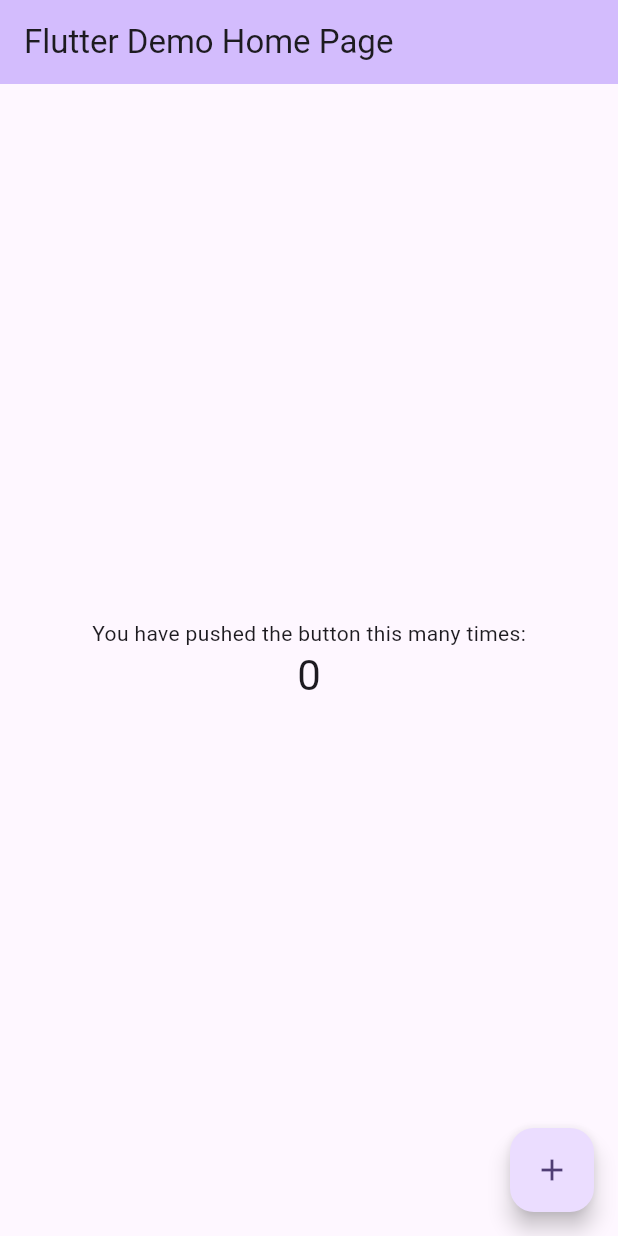
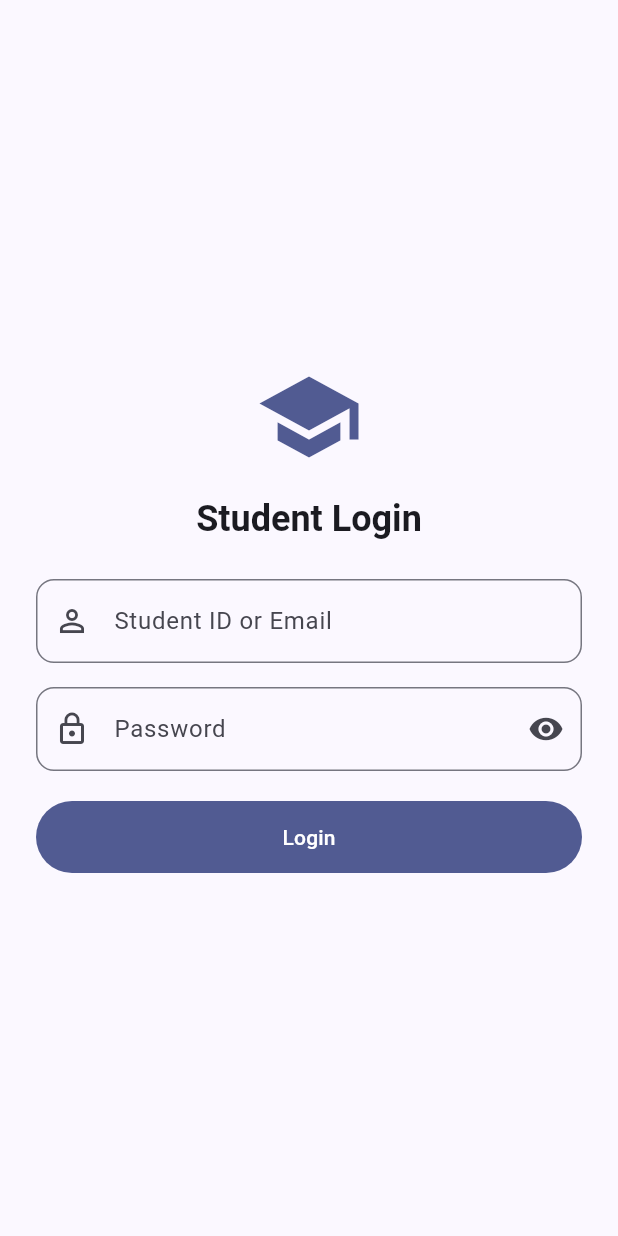
Before and after one commit to Davefgh/ams-student-mobile, a Flutter app: the screen it shows after launch, on a phone screen of 412 x 824 dp. Run offline on Flutter 3.47's test engine with Material 3 defaults, Android fonts, the phone set to English and light mode, and no system bars.

Commit message:
feat: add login form screen

```diff
--- a/lib/main.dart
+++ b/lib/main.dart
@@ -1,122 +1,30 @@
 import 'package:flutter/material.dart';
+import 'screens/login_screen.dart';
 
 void main() {
-  runApp(const MyApp());
+  WidgetsFlutterBinding.ensureInitialized();
+  runApp(const StudentApp());
 }
 
-class MyApp extends StatelessWidget {
-  const MyApp({super.key});
+class StudentApp extends StatelessWidget {
+  const StudentApp({super.key});
 
-  // This widget is the root of your application.
   @override
   Widget build(BuildContext context) {
     return MaterialApp(
-      title: 'Flutter Demo',
+      title: 'AMS Student',
+      debugShowCheckedModeBanner: false,
       theme: ThemeData(
-        // This is the theme of your application.
-        //
-        // TRY THIS: Try running your application with "flutter run". You'll see
-        // the application has a purple toolbar. Then, without quitting the app,
-        // try changing the seedColor in the colorScheme below to Colors.green
-        // and then invoke "hot reload" (save your changes or press the "hot
-        // reload" button in a Flutter-supported IDE, or press "r" if you used
-        // the command line to start the app).
-        //
-        // Notice that the counter didn't reset back to zero; the application
-        // state is not lost during the reload. To reset the state, use hot
-        // restart instead.
-        //
-        // This works for code too, not just values: Most code changes can be
-        // tested with just a hot reload.
-        colorScheme: ColorScheme.fromSeed(seedColor: Colors.deepPurple),
+        colorScheme: ColorScheme.fromSeed(seedColor: Colors.indigo),
+        useMaterial3: true,
+        inputDecorationTheme: InputDecorationTheme(
+          border: OutlineInputBorder(
+            borderRadius: BorderRadius.circular(12),
+          ),
+        ),
+        visualDensity: VisualDensity.adaptivePlatformDensity,
       ),
-      home: const MyHomePage(title: 'Flutter Demo Home Page'),
+      home: const LoginScreen(),
     );
   }
 }
-
-class MyHomePage extends StatefulWidget {
-  const MyHomePage({super.key, required this.title});
-
-  // This widget is the home page of your application. It is stateful, meaning
-  // that it has a State object (defined below) that contains fields that affect
-  // how it looks.
-
-  // This class is the configuration for the state. It holds the values (in this
-  // case the title) provided by the parent (in this case the App widget) and
-  // used by the build method of the State. Fields in a Widget subclass are
-  // always marked "final".
-
-  final String title;
-
-  @override
-  State<MyHomePage> createState() => _MyHomePageState();
-}
-
-class _MyHomePageState extends State<MyHomePage> {
-  int _counter = 0;
-
-  void _incrementCounter() {
-    setState(() {
-      // This call to setState tells the Flutter framework that something has
-      // changed in this State, which causes it to rerun the build method below
-      // so that the display can reflect the updated values. If we changed
-      // _counter without calling setState(), then the build method would not be
-      // called again, and so nothing would appear to happen.
-      _counter++;
-    });
-  }
-
-  @override
-  Widget build(BuildContext context) {
-    // This method is rerun every time setState is called, for instance as done
-    // by the _incrementCounter method above.
-    //
-    // The Flutter framework has been optimized to make rerunning build methods
-    // fast, so that you can just rebuild anything that needs updating rather
-    // than having to individually change instances of widgets.
-    return Scaffold(
-      appBar: AppBar(
-        // TRY THIS: Try changing the color here to a specific color (to
-        // Colors.amber, perhaps?) and trigger a hot reload to see the AppBar
-        // change color while the other colors stay the same.
-        backgroundColor: Theme.of(context).colorScheme.inversePrimary,
-        // Here we take the value from the MyHomePage object that was created by
-        // the App.build method, and use it to set our appbar title.
-        title: Text(widget.title),
-      ),
-      body: Center(
-        // Center is a layout widget. It takes a single child and positions it
-        // in the middle of the parent.
-        child: Column(
-          // Column is also a layout widget. It takes a list of children and
-          // arranges them vertically. By default, it sizes itself to fit its
-          // children horizontally, and tries to be as tall as its parent.
-          //
-          // Column has various properties to control how it sizes itself and
-          // how it positions its children. Here we use mainAxisAlignment to
-          // center the children vertically; the main axis here is the vertical
-          // axis because Columns are vertical (the cross axis would be
-          // horizontal).
-          //
-          // TRY THIS: Invoke "debug painting" (choose the "Toggle Debug Paint"
-          // action in the IDE, or press "p" in the console), to see the
-          // wireframe for each widget.
-          mainAxisAlignment: MainAxisAlignment.center,
-          children: <Widget>[
-            const Text('You have pushed the button this many times:'),
-            Text(
-              '$_counter',
-              style: Theme.of(context).textTheme.headlineMedium,
-            ),
-          ],
-        ),
-      ),
-      floatingActionButton: FloatingActionButton(
-        onPressed: _incrementCounter,
-        tooltip: 'Increment',
-        child: const Icon(Icons.add),
-      ), // This trailing comma makes auto-formatting nicer for build methods.
-    );
-  }
-}
--- /dev/null
+++ b/lib/screens/login_screen.dart
@@ -0,0 +1,151 @@
+import 'package:flutter/material.dart';
+import 'student_home_screen.dart';
+
+class LoginScreen extends StatefulWidget {
+  const LoginScreen({super.key});
+
+  @override
+  State<LoginScreen> createState() => _LoginScreenState();
+}
+
+class _LoginScreenState extends State<LoginScreen> {
+  final GlobalKey<FormState> _formKey = GlobalKey<FormState>();
+  final TextEditingController _identifierController = TextEditingController();
+  final TextEditingController _passwordController = TextEditingController();
+  bool _isPasswordVisible = false;
+  bool _isSubmitting = false;
+  static const String _demoUsername = 'stud123';
+  static const String _demoPassword = 'stud123';
+
+  @override
+  void dispose() {
+    _identifierController.dispose();
+    _passwordController.dispose();
+    super.dispose();
+  }
+
+  String? _validateIdentifier(String? value) {
+    final trimmed = value?.trim() ?? '';
+    if (trimmed.isEmpty) return 'Please enter student ID or email';
+    // Basic email pattern; if not email, treat as ID (non-empty already checked)
+    final emailRegex = RegExp(r'^[^@\s]+@[^@\s]+\.[^@\s]+$');
+    if (trimmed.contains('@') && !emailRegex.hasMatch(trimmed)) {
+      return 'Enter a valid email address';
+    }
+    return null;
+  }
+
+  String? _validatePassword(String? value) {
+    final text = value ?? '';
+    if (text.isEmpty) return 'Please enter your password';
+    if (text.length < 6) return 'Password must be at least 6 characters';
+    return null;
+  }
+
+  Future<void> _onSubmit() async {
+    final form = _formKey.currentState;
+    if (form == null) return;
+    if (!form.validate()) return;
+
+    setState(() => _isSubmitting = true);
+    await Future<void>.delayed(const Duration(milliseconds: 800));
+    if (!mounted) return;
+    final enteredId = _identifierController.text.trim();
+    final enteredPw = _passwordController.text;
+    final isValid = enteredId == _demoUsername && enteredPw == _demoPassword;
+    setState(() => _isSubmitting = false);
+
+    if (isValid) {
+      if (!mounted) return;
+      Navigator.of(context).pushReplacement(
+        MaterialPageRoute(builder: (_) => const StudentHomeScreen()),
+      );
+    } else {
+      ScaffoldMessenger.of(context).showSnackBar(
+        const SnackBar(content: Text('Invalid username or password')),
+      );
+    }
+  }
+
+  @override
+  Widget build(BuildContext context) {
+    final theme = Theme.of(context);
+    return Scaffold(
+      body: SafeArea(
+        child: Center(
+          child: SingleChildScrollView(
+            padding: const EdgeInsets.symmetric(horizontal: 24, vertical: 16),
+            child: ConstrainedBox(
+              constraints: const BoxConstraints(maxWidth: 420),
+              child: Column(
+                crossAxisAlignment: CrossAxisAlignment.stretch,
+                children: [
+                  Icon(Icons.school, size: 72, color: theme.colorScheme.primary),
+                  const SizedBox(height: 16),
+                  Text(
+                    'Student Login',
+                    textAlign: TextAlign.center,
+                    style: theme.textTheme.headlineSmall?.copyWith(
+                      fontWeight: FontWeight.w600,
+                    ),
+                  ),
+                  const SizedBox(height: 24),
+                  Form(
+                    key: _formKey,
+                    child: Column(
+                      crossAxisAlignment: CrossAxisAlignment.stretch,
+                      children: [
+                        TextFormField(
+                          controller: _identifierController,
+                          textInputAction: TextInputAction.next,
+                          keyboardType: TextInputType.emailAddress,
+                          decoration: const InputDecoration(
+                            labelText: 'Student ID or Email',
+                            prefixIcon: Icon(Icons.person_outline),
+                          ),
+                          validator: _validateIdentifier,
+                        ),
+                        const SizedBox(height: 16),
+                        TextFormField(
+                          controller: _passwordController,
+                          obscureText: !_isPasswordVisible,
+                          decoration: InputDecoration(
+                            labelText: 'Password',
+                            prefixIcon: const Icon(Icons.lock_outline),
+                            suffixIcon: IconButton(
+                              tooltip: _isPasswordVisible ? 'Hide password' : 'Show password',
+                              icon: Icon(
+                                _isPasswordVisible ? Icons.visibility_off : Icons.visibility,
+                              ),
+                              onPressed: () => setState(() => _isPasswordVisible = !_isPasswordVisible),
+                            ),
+                          ),
+                          validator: _validatePassword,
+                          onFieldSubmitted: (_) => _onSubmit(),
+                        ),
+                        const SizedBox(height: 20),
+                        FilledButton(
+                          onPressed: _isSubmitting ? null : _onSubmit,
+                          style: FilledButton.styleFrom(
+                            padding: const EdgeInsets.symmetric(vertical: 14),
+                          ),
+                          child: _isSubmitting
+                              ? const SizedBox(
+                                  height: 20,
+                                  width: 20,
+                                  child: CircularProgressIndicator(strokeWidth: 2.4),
+                                )
+                              : const Text('Login'),
+                        ),
+                      ],
+                    ),
+                  ),
+                ],
+              ),
+            ),
+          ),
+        ),
+      ),
+    );
+  }
+}
```
Also changed, not shown: lib/routes/app_routes.dart (+25 -0 lines), lib/screens/student_home_screen.dart (added, +111 -0 lines).
